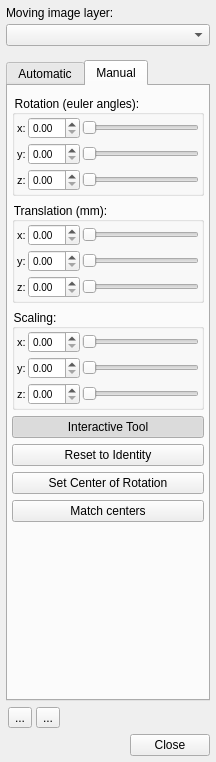
pyushkevich/itksnap, file GUI/Qt/Windows/Registration/RegistrationDialog.ui: the form before one commit.
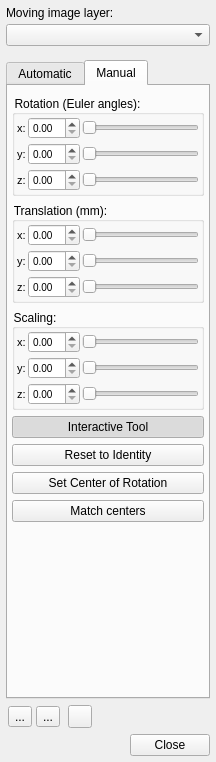
The form after the commit. The open tabs and pages were chosen to show the change. Icons and pictures are not drawn. Custom widgets are drawn as their Qt base class.

Commit message: added reslice feature to registration, implemented match centers

What changed in the file:
```diff
--- a/GUI/Qt/Windows/Registration/RegistrationDialog.ui
+++ b/GUI/Qt/Windows/Registration/RegistrationDialog.ui
@@ -221,7 +221,7 @@
 }</string>
          </property>
          <property name="title">
-          <string>Rotation (euler angles):</string>
+          <string>Rotation (Euler angles):</string>
          </property>
          <layout class="QHBoxLayout" name="horizontalLayout_2">
           <property name="spacing">
@@ -632,6 +632,33 @@
         </property>
        </widget>
       </item>
+      <item>
+       <spacer name="horizontalSpacer_2">
+        <property name="orientation">
+         <enum>Qt::Horizontal</enum>
+        </property>
+        <property name="sizeType">
+         <enum>QSizePolicy::Fixed</enum>
+        </property>
+        <property name="sizeHint" stdset="0">
+         <size>
+          <width>4</width>
+          <height>20</height>
+         </size>
+        </property>
+       </spacer>
+      </item>
+      <item>
+       <widget class="QToolButton" name="btnReslice">
+        <property name="toolTip">
+         <string>&lt;html&gt;&lt;head/&gt;&lt;body&gt;&lt;p&gt;Reslice the moving image into the space of the main image&lt;/p&gt;&lt;/body&gt;&lt;/html&gt;</string>
+        </property>
+        <property name="icon">
+         <iconset resource="../../Resources/SNAPResources.qrc">
+          <normaloff>:/root/reslice_16.png</normaloff>:/root/reslice_16.png</iconset>
+        </property>
+       </widget>
+      </item>
       <item>
        <spacer name="horizontalSpacer">
         <property name="orientation">
```
The commit also changes 24 other files.
